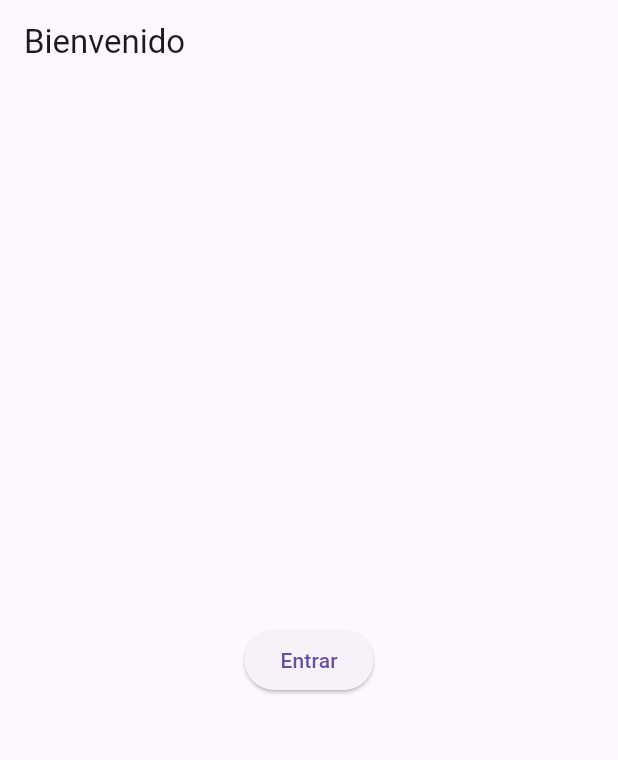
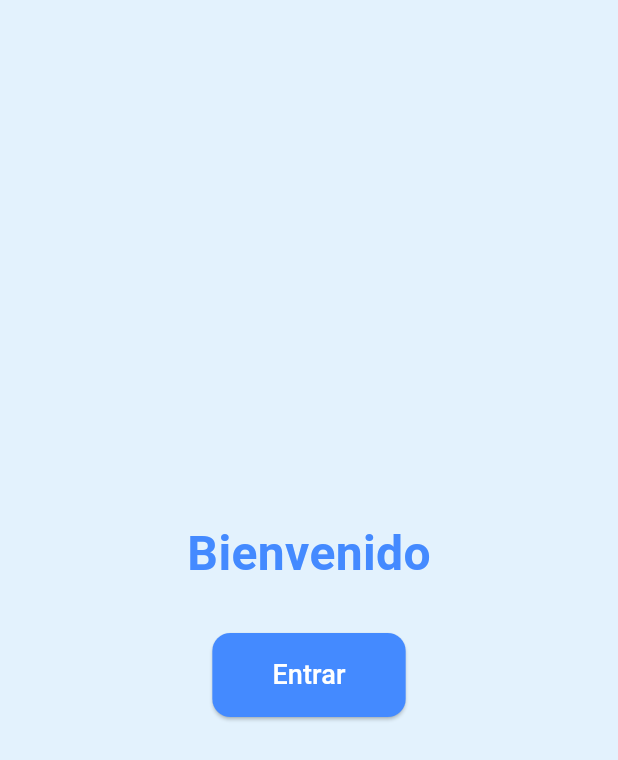
Before and after one commit to BleeeesJc/Problema_del_Viajero, a Flutter app: the screen it shows after launch, on a phone screen of 412 x 824 dp. Shown: the top 760 px of the screen. Run offline on Flutter 3.47's test engine with Material 3 defaults, Android fonts, the phone set to English and light mode, and no system bars.

Commit message:
Presentacion bonita

```diff
--- a/proyecto_moviles/lib/home.dart
+++ b/proyecto_moviles/lib/home.dart
@@ -6,9 +6,39 @@ class Home extends StatelessWidget {
   @override
   Widget build(BuildContext context) {
     return Scaffold(
-      appBar: AppBar(title: const Text('Bienvenido')),
+      backgroundColor: Colors.blue[50],
       body: Center(
-        child: ElevatedButton(onPressed: () {}, child: const Text('Entrar')),
+        child: Column(
+          mainAxisAlignment: MainAxisAlignment.center,
+          children: [
+            const Text(
+              'Bienvenido',
+              style: TextStyle(
+                fontSize: 32,
+                fontWeight: FontWeight.bold,
+                color: Colors.blueAccent,
+              ),
+            ),
+            const SizedBox(height: 30),
+            ElevatedButton(
+              style: ElevatedButton.styleFrom(
+                backgroundColor: Colors.blueAccent,
+                padding: const EdgeInsets.symmetric(
+                  horizontal: 40,
+                  vertical: 15,
+                ),
+                shape: RoundedRectangleBorder(
+                  borderRadius: BorderRadius.circular(12),
+                ),
+              ),
+              onPressed: () {},
+              child: const Text(
+                'Entrar',
+                style: TextStyle(fontSize: 18, color: Colors.white),
+              ),
+            ),
+          ],
+        ),
       ),
     );
   }
```
